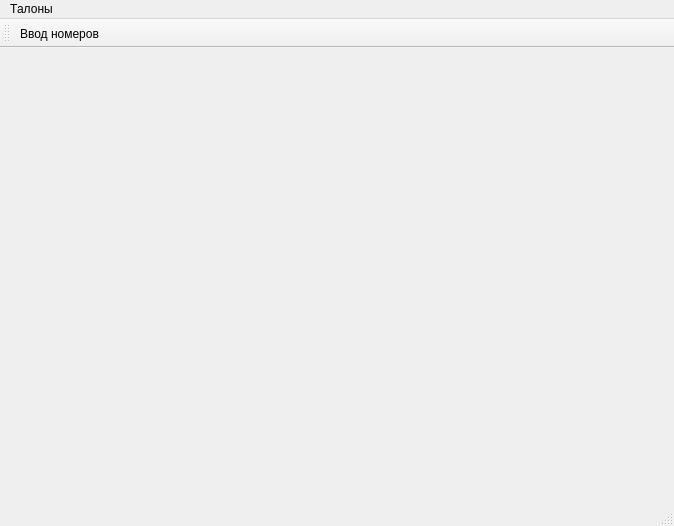
The window that mainwindow.ui (rust3128/TalonsInfo) describes before a commit, drawn with Qt 5.
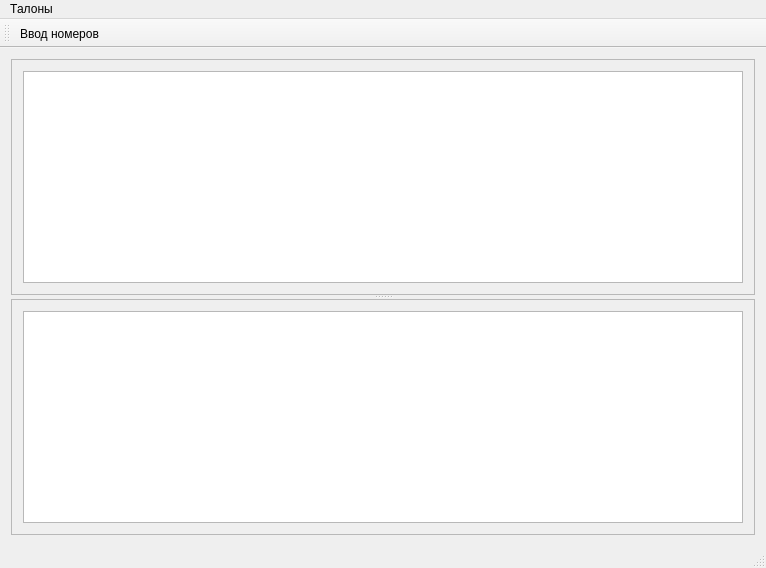
The same window after the commit. Icons and pictures are not drawn.

```diff
--- a/mainwindow.ui
+++ b/mainwindow.ui
@@ -6,20 +6,56 @@
    <rect>
     <x>0</x>
     <y>0</y>
-    <width>674</width>
-    <height>526</height>
+    <width>766</width>
+    <height>568</height>
    </rect>
   </property>
   <property name="windowTitle">
    <string>MainWindow</string>
   </property>
-  <widget class="QWidget" name="centralWidget"/>
+  <widget class="QWidget" name="centralWidget">
+   <layout class="QGridLayout" name="gridLayout_3">
+    <item row="0" column="0">
+     <widget class="QSplitter" name="splitter">
+      <property name="orientation">
+       <enum>Qt::Vertical</enum>
+      </property>
+      <widget class="QFrame" name="frame">
+       <property name="frameShape">
+        <enum>QFrame::StyledPanel</enum>
+       </property>
+       <property name="frameShadow">
+        <enum>QFrame::Raised</enum>
+       </property>
+       <layout class="QGridLayout" name="gridLayout">
+        <item row="0" column="0">
+         <widget class="QTableView" name="tableViewTalons"/>
+        </item>
+       </layout>
+      </widget>
+      <widget class="QFrame" name="frameInfo">
+       <property name="frameShape">
+        <enum>QFrame::StyledPanel</enum>
+       </property>
+       <property name="frameShadow">
+        <enum>QFrame::Raised</enum>
+       </property>
+       <layout class="QGridLayout" name="gridLayout_2">
+        <item row="0" column="0">
+         <widget class="QTableView" name="tableViewInfo"/>
+        </item>
+       </layout>
+      </widget>
+     </widget>
+    </item>
+   </layout>
+  </widget>
   <widget class="QMenuBar" name="menuBar">
    <property name="geometry">
     <rect>
      <x>0</x>
      <y>0</y>
-     <width>674</width>
+     <width>766</width>
      <height>21</height>
     </rect>
    </property>
```
